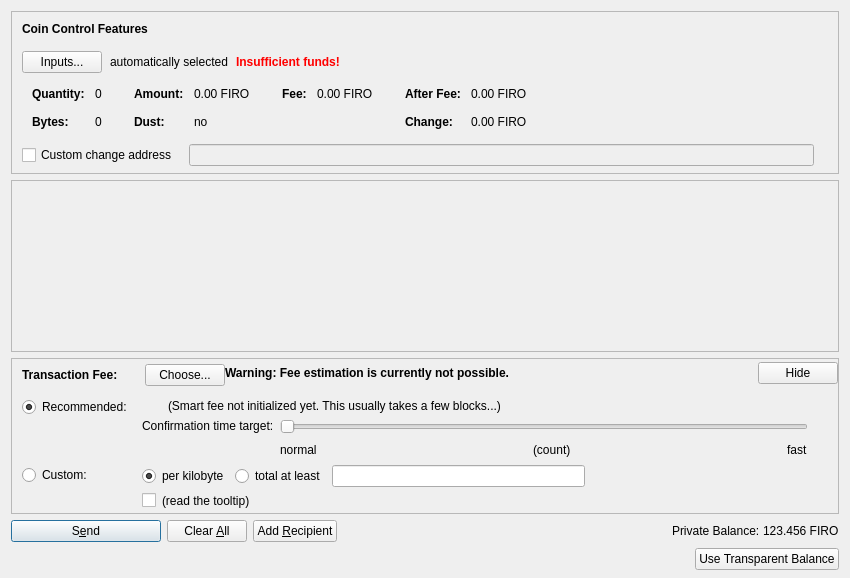
Old version of the form src/qt/forms/sendcoinsdialog.ui in the repository SPC-beta/firo.
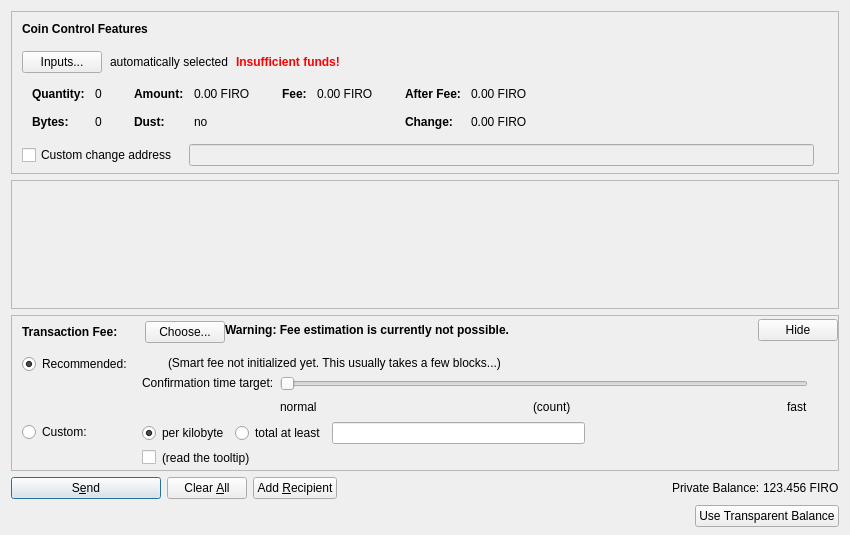
New version of the form. Custom widgets are drawn as their Qt base class.

Patch:
```diff
--- a/src/qt/forms/sendcoinsdialog.ui
+++ b/src/qt/forms/sendcoinsdialog.ui
@@ -7,7 +7,7 @@
     <x>0</x>
     <y>0</y>
     <width>850</width>
-    <height>578</height>
+    <height>535</height>
    </rect>
   </property>
   <property name="windowTitle">
```
